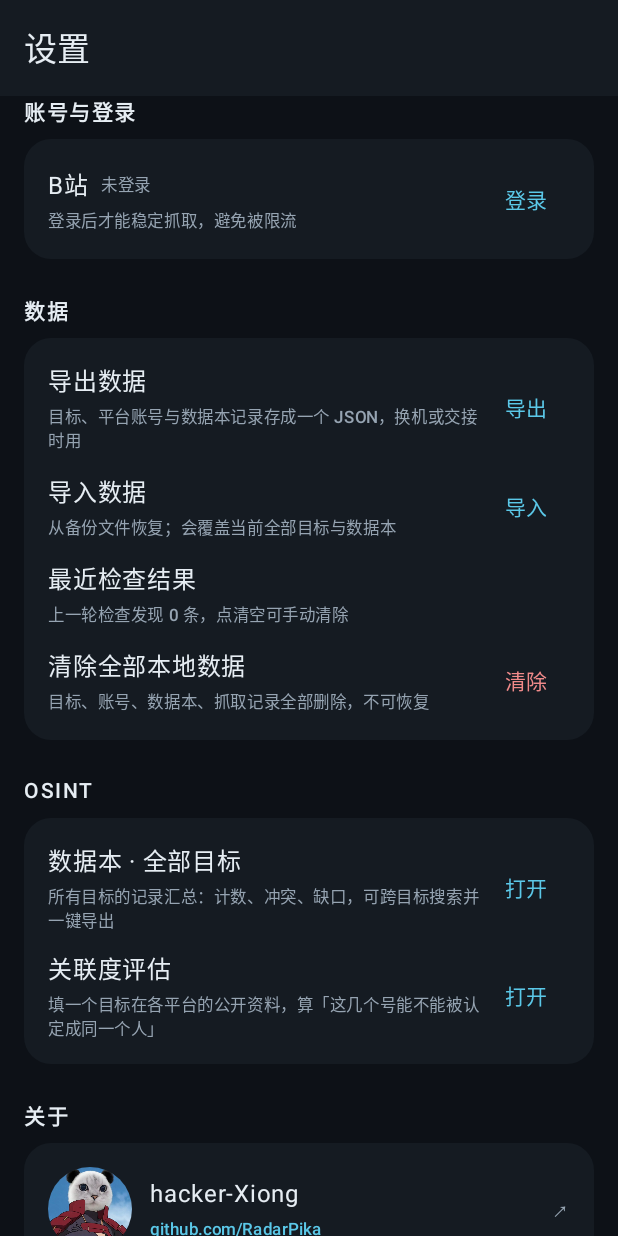
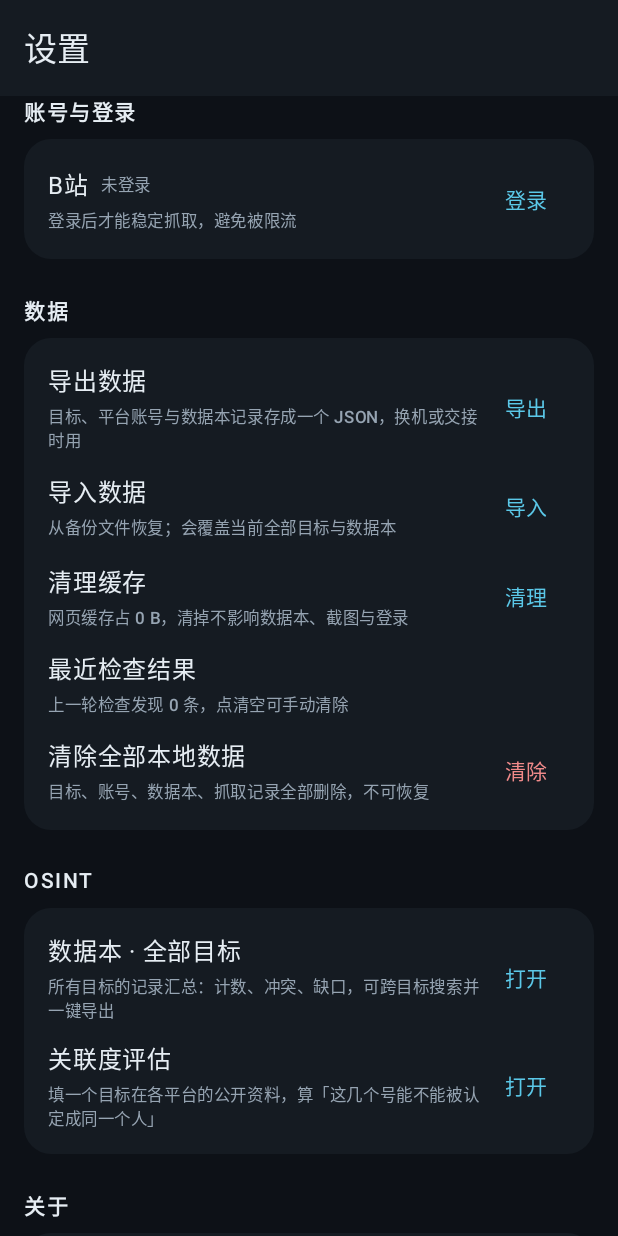
Before and after one commit to Acpicu/SJ-Lens, an Android app built with Jetpack Compose: the @Preview function SettingsScreenPreview, on a phone screen of 412 x 824 dp. Run offline under Robolectric (Android 15) with nearby library versions, the light colour scheme and no system bars.

Commit message:
release: v2.5.0 — 缓存清理 / 文字卡片 / 移动数据重试 / 后台补查快手

```diff
--- a/app/src/main/java/com/sj/followclip/data/source/web/KuaishouChecker.kt
+++ b/app/src/main/java/com/sj/followclip/data/source/web/KuaishouChecker.kt
@@ -177,6 +177,8 @@ object KuaishouChecker {
         runCatching {
             (webView.parent as? ViewGroup)?.removeView(webView)
             webView.stopLoading()
+            // Chromium 的 HTTP 缓存用几次就能堆几百 MB，每次查完立刻清
+            webView.clearCache(true)
             webView.destroy()
         }
 
--- a/app/src/main/java/com/sj/followclip/ui/settings/SettingsScreen.kt
+++ b/app/src/main/java/com/sj/followclip/ui/settings/SettingsScreen.kt
@@ -42,6 +42,7 @@ import com.sj.followclip.ui.state.AppUiState
 import com.sj.followclip.ui.theme.SJFollowClipTheme
 import com.sj.followclip.ui.theme.Spacing
 import com.sj.followclip.ui.theme.textMuted
+import com.sj.followclip.util.CacheCleaner
 import com.sj.followclip.util.WebCookies
 
 /**
@@ -66,6 +67,7 @@ fun SettingsScreen(
     var confirmClearPending by remember { mutableStateOf(false) }
     var importResult by remember { mutableStateOf("") }
 
+    val cacheSize = remember(tick) { CacheCleaner.sizeBytes(context) }
     val biliLogged = remember(tick) { BiliSource.isLoggedIn() }
     val douyinLogged = remember(tick) { WebCookies.douyinLoggedIn() }
     val pendingCount = PendingStore.items.size
@@ -164,6 +166,17 @@ fun SettingsScreen(
                             modifier = Modifier.padding(top = Spacing.tinyGap)
                         )
                     }
+                    Spacer(Modifier.height(Spacing.gridGap))
+                    ActionRow(
+                        title = "清理缓存",
+                        summary = "网页缓存占 ${CacheCleaner.format(cacheSize)}，清掉不影响数据本、截图与登录",
+                        action = "清理",
+                        onAction = {
+                            CacheCleaner.clear(context)
+                            tick++
+                            importResult = "已清缓存"
+                        }
+                    )
                     Spacer(Modifier.height(Spacing.gridGap))
                     ActionRow(
                         title = "最近检查结果",
--- /dev/null
+++ b/app/src/main/java/com/sj/followclip/util/CacheCleaner.kt
@@ -0,0 +1,60 @@
+package com.sj.followclip.util
+
+import android.content.Context
+import android.webkit.WebView
+import java.io.File
+
+/**
+ * 缓存清道夫。
+ *
+ * 体积大户只有一个：快手检查用的 WebView（Chromium 的 HTTP 缓存 + 代码缓存），
+ * 用几次就能堆到几百 MB。所以：
+ * 1. 每次快手检查结束后立刻 `clearCache(true)`；
+ * 2. 设置页给一个「清理缓存」入口，随时能一键清干净；
+ * 3. 只清缓存，不动数据本、截图与登录态。
+ */
+object CacheCleaner {
+
+    /** 缓存目录：WebView 的 app_webview 才是大头。 */
+    private fun targets(context: Context): List<File> = listOfNotNull(
+        context.cacheDir,
+        context.noBackupFilesDir?.let { File(it, "WebView") },
+        context.filesDir?.parentFile?.let { File(it, "app_webview") },
+        context.filesDir?.parentFile?.let { File(it, "app_textures") }
+    ).distinctBy { it.absolutePath }
+
+    /** 当前缓存占用（字节）。算不出来就返回 0，不阻塞界面。 */
+    fun sizeBytes(context: Context): Long = runCatching {
+        targets(context).sumOf { dir -> if (dir.exists()) dir.walkTopDown().filter { it.isFile }.sumOf { it.length() } else 0L }
+    }.getOrDefault(0L)
+
+    /** 清缓存；返回清掉了多少字节。 */
+    fun clear(context: Context): Long {
+        val before = sizeBytes(context)
+        runCatching {
+            targets(context).forEach { dir ->
+                if (dir.exists()) dir.walkBottomUp().forEach { node ->
+                    if (node.isFile) node.delete() else if (node != dir) node.delete()
+                }
+            }
+        }
+        runCatching {
+            WebView(context.applicationContext).apply {
+                clearCache(true)
+                clearFormData()
+                clearHistory()
+                destroy()
+            }
+        }
+        return (before - sizeBytes(context)).coerceAtLeast(0L)
+    }
+
+
+
+    fun format(bytes: Long): String = when {
+        bytes >= 1L shl 30 -> String.format("%.2f GB", bytes / (1L shl 30).toDouble())
+        bytes >= 1L shl 20 -> String.format("%.1f MB", bytes / (1L shl 20).toDouble())
+        bytes >= 1L shl 10 -> String.format("%.0f KB", bytes / 1024.0)
+        else -> "$bytes B"
+    }
+}
--- a/gradle.properties
+++ b/gradle.properties
@@ -1,7 +1,7 @@
 # ── 版本号：规格第十九章门禁要求 CI 打 tag 时与本文件比对，不一致即构建失败 ──
 # versionName 语义化 x.y.z；versionCode 为 YYMMDDnn（当日第 nn 次构建）
-VERSION_NAME=2.4.0
-VERSION_CODE=26101906
+VERSION_NAME=2.5.0
+VERSION_CODE=26101907
 
 # ── Gradle / JVM ──
 org.gradle.jvmargs=-Xmx3072m -Dfile.encoding=UTF-8
```
Also changed, not shown: app/src/main/java/com/sj/followclip/data/source/web/HttpProfileChecker.kt (+6 -2 lines), app/src/main/java/com/sj/followclip/data/work/CheckWorker.kt (+24 -2 lines), app/src/main/java/com/sj/followclip/ui/AppNavigation.kt (+11 -0 lines), app/src/main/java/com/sj/followclip/ui/unconfirmed/LatestCheckScreen.kt (+67 -1 lines), app/src/main/java/com/sj/followclip/util/Notifications.kt (+25 -0 lines), 1 other file.
